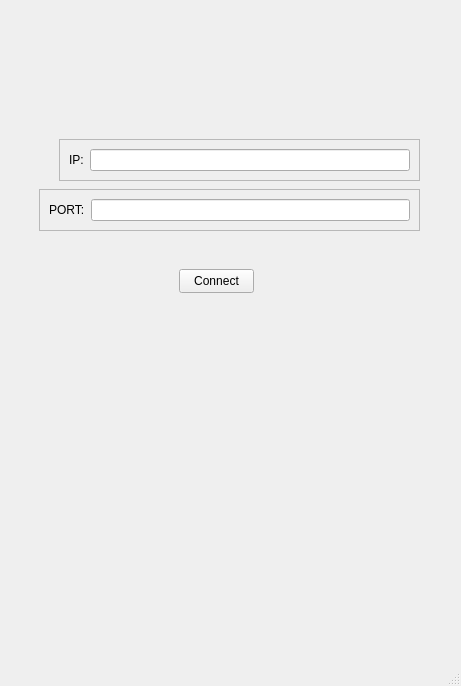
The window that AndroidClient/clientwidget.ui (0CottonBuds/ViewTetherClient) describes before a commit, drawn with Qt 5.
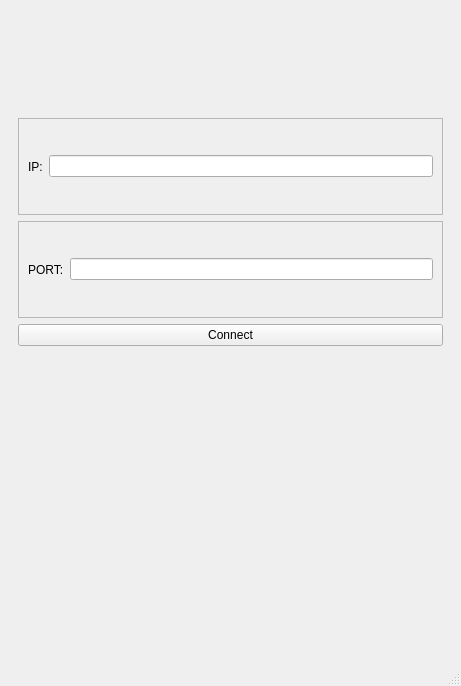
The same window after the commit.

Commit message: make app fit to the screen of device

The edit to the form file:
```diff
--- a/AndroidClient/clientwidget.ui
+++ b/AndroidClient/clientwidget.ui
@@ -21,43 +21,25 @@
        <number>0</number>
       </property>
       <widget class="QWidget" name="connectionPage">
-       <widget class="QFrame" name="frame_2">
-        <property name="geometry">
-         <rect>
-          <x>30</x>
-          <y>180</y>
-          <width>381</width>
-          <height>42</height>
-         </rect>
-        </property>
-        <property name="frameShape">
-         <enum>QFrame::Shape::StyledPanel</enum>
-        </property>
-        <property name="frameShadow">
-         <enum>QFrame::Shadow::Raised</enum>
-        </property>
-        <layout class="QHBoxLayout" name="horizontalLayout_2">
-         <item>
-          <widget class="QLabel" name="label_2">
-           <property name="text">
-            <string>PORT:</string>
-           </property>
-          </widget>
+       <layout class="QVBoxLayout" name="verticalLayout_2">
+        <item>
+         <spacer name="verticalSpacer_2">
+          <property name="orientation">
+           <enum>Qt::Orientation::Vertical</enum>
+          </property>
+          <property name="sizeType">
+           <enum>QSizePolicy::Policy::Maximum</enum>
+          </property>
+          <property name="sizeHint" stdset="0">
+           <size>
+            <width>20</width>
+            <height>100</height>
+           </size>
+          </property>
+         </spacer>
          </item>
          <item>
-          <widget class="QLineEdit" name="portLineEdit"/>
-         </item>
-        </layout>
-       </widget>
        <widget class="QFrame" name="frame">
-        <property name="geometry">
-         <rect>
-          <x>50</x>
-          <y>130</y>
-          <width>361</width>
-          <height>42</height>
-         </rect>
-        </property>
         <property name="frameShape">
          <enum>QFrame::Shape::StyledPanel</enum>
         </property>
@@ -77,19 +59,53 @@
          </item>
         </layout>
        </widget>
+        </item>
+        <item>
+         <widget class="QFrame" name="frame_2">
+          <property name="frameShape">
+           <enum>QFrame::Shape::StyledPanel</enum>
+          </property>
+          <property name="frameShadow">
+           <enum>QFrame::Shadow::Raised</enum>
+          </property>
+          <layout class="QHBoxLayout" name="horizontalLayout_2">
+           <item>
+            <widget class="QLabel" name="label_2">
+             <property name="text">
+              <string>PORT:</string>
+             </property>
+            </widget>
+           </item>
+           <item>
+            <widget class="QLineEdit" name="portLineEdit"/>
+           </item>
+          </layout>
+         </widget>
+        </item>
+        <item>
        <widget class="QPushButton" name="connectButton">
-        <property name="geometry">
-         <rect>
-          <x>170</x>
-          <y>260</y>
-          <width>75</width>
-          <height>24</height>
-         </rect>
-        </property>
         <property name="text">
          <string>Connect</string>
         </property>
        </widget>
+        </item>
+        <item>
+         <spacer name="verticalSpacer">
+          <property name="orientation">
+           <enum>Qt::Orientation::Vertical</enum>
+          </property>
+          <property name="sizeType">
+           <enum>QSizePolicy::Policy::Maximum</enum>
+          </property>
+          <property name="sizeHint" stdset="0">
+           <size>
+            <width>20</width>
+            <height>300</height>
+           </size>
+          </property>
+         </spacer>
+        </item>
+       </layout>
       </widget>
       <widget class="QWidget" name="streamPage"/>
      </widget>
```
Lines whose indentation alone changed are shown as unchanged. The commit also changes 2 other files.
